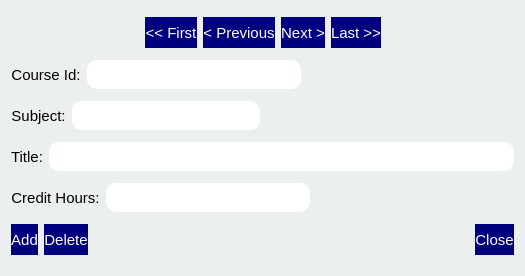
Above: GUI/login/courseform.ui from JosephDao/student-database before the change. Below: the same form after it.
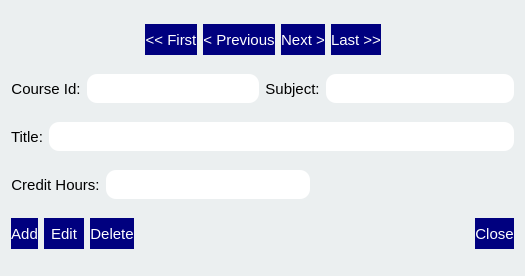
That is the form after the change.

```diff
--- a/GUI/login/courseform.ui
+++ b/GUI/login/courseform.ui
@@ -230,23 +230,6 @@
       </widget>
      </item>
      <item>
-      <spacer name="horizontalSpacer_2">
-       <property name="orientation">
-        <enum>Qt::Horizontal</enum>
-       </property>
-       <property name="sizeHint" stdset="0">
-        <size>
-         <width>40</width>
-         <height>20</height>
-        </size>
-       </property>
-      </spacer>
-     </item>
-    </layout>
-   </item>
-   <item>
-    <layout class="QHBoxLayout" name="horizontalLayout_5">
-     <item>
       <widget class="QLabel" name="subjectLabel">
        <property name="maximumSize">
         <size>
@@ -299,19 +282,6 @@
        </property>
       </widget>
      </item>
-     <item>
-      <spacer name="horizontalSpacer_3">
-       <property name="orientation">
-        <enum>Qt::Horizontal</enum>
-       </property>
-       <property name="sizeHint" stdset="0">
-        <size>
-         <width>40</width>
-         <height>20</height>
-        </size>
-       </property>
-      </spacer>
-     </item>
     </layout>
    </item>
    <item>
@@ -468,6 +438,25 @@
        </property>
       </widget>
      </item>
+     <item>
+      <widget class="QPushButton" name="editButton">
+       <property name="minimumSize">
+        <size>
+         <width>40</width>
+         <height>31</height>
+        </size>
+       </property>
+       <property name="font">
+        <font>
+         <family>Arial</family>
+         <pointsize>11</pointsize>
+        </font>
+       </property>
+       <property name="text">
+        <string>Edit</string>
+       </property>
+      </widget>
+     </item>
      <item>
       <widget class="QPushButton" name="deleteButton">
        <property name="sizePolicy">
```
